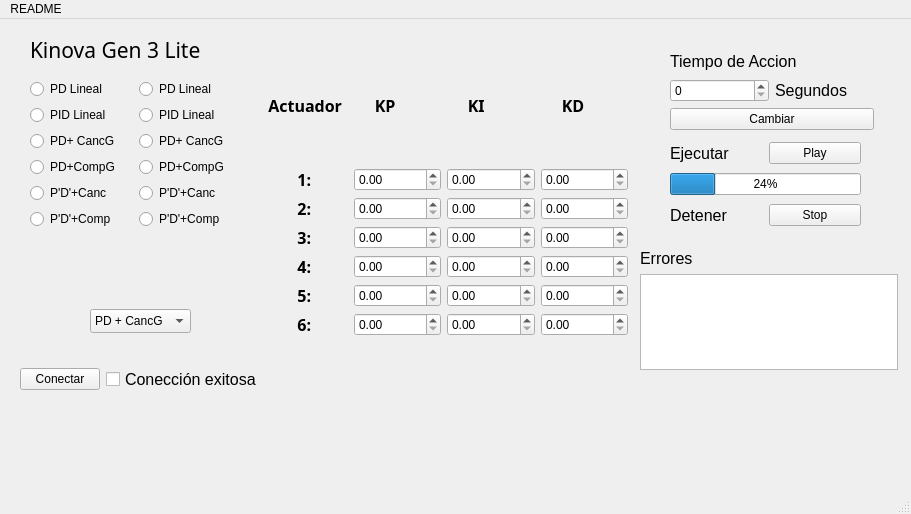
This is mainwindow.ui in JeanPons183/InterfazKinova as Qt 5 draws it before an edit. The edited form follows.
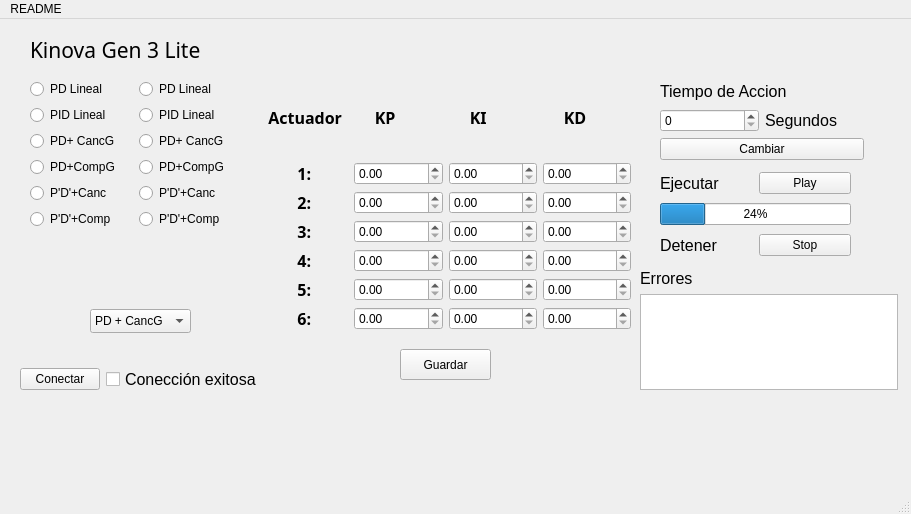
This is the edited form.

Commit message: Mostrar Errores en TB

The edit to the form file:
```diff
--- a/mainwindow.ui
+++ b/mainwindow.ui
@@ -69,9 +69,9 @@
     <property name="geometry">
      <rect>
       <x>260</x>
-      <y>30</y>
-      <width>368</width>
-      <height>287</height>
+      <y>60</y>
+      <width>371</width>
+      <height>251</height>
      </rect>
     </property>
     <layout class="QGridLayout" name="GananciasLO">
@@ -428,8 +428,8 @@
    <widget class="QWidget" name="layoutWidget">
     <property name="geometry">
      <rect>
-      <x>670</x>
-      <y>120</y>
+      <x>660</x>
+      <y>150</y>
       <width>191</width>
       <height>90</height>
      </rect>
@@ -495,8 +495,8 @@
    <widget class="QWidget" name="layoutWidget">
     <property name="geometry">
      <rect>
-      <x>670</x>
-      <y>30</y>
+      <x>660</x>
+      <y>60</y>
       <width>204</width>
       <height>81</height>
      </rect>
@@ -673,7 +673,7 @@
     <property name="geometry">
      <rect>
       <x>640</x>
-      <y>230</y>
+      <y>250</y>
       <width>258</width>
       <height>121</height>
      </rect>
@@ -697,6 +697,19 @@
      </item>
     </layout>
    </widget>
+   <widget class="QPushButton" name="guardarPB">
+    <property name="geometry">
+     <rect>
+      <x>400</x>
+      <y>330</y>
+      <width>91</width>
+      <height>31</height>
+     </rect>
+    </property>
+    <property name="text">
+     <string>Guardar</string>
+    </property>
+   </widget>
   </widget>
   <widget class="QMenuBar" name="menubar">
    <property name="geometry">
```
Left out of the diff: 330 changed lines with no effect on the pictures. The commit also changes 2 other files.
